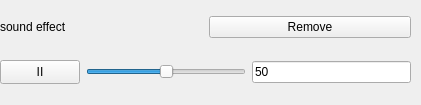
Qt form AmbientPlayer/soundeffectform.ui (TimurAztec/NG_2024_AmbientPlayer) before a commit.
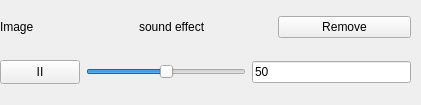
The same form after that commit.

Diff of the .ui file:
```diff
--- a/AmbientPlayer/soundeffectform.ui
+++ b/AmbientPlayer/soundeffectform.ui
@@ -31,6 +31,13 @@
    <layout class="QVBoxLayout" name="verticalLayout_2">
     <item>
      <layout class="QHBoxLayout" name="horizontalLayout_2">
+      <item>
+       <widget class="QLabel" name="image">
+        <property name="text">
+         <string>Image</string>
+        </property>
+       </widget>
+      </item>
       <item>
        <widget class="QLabel" name="labelSoundEffectName">
         <property name="text">
```
